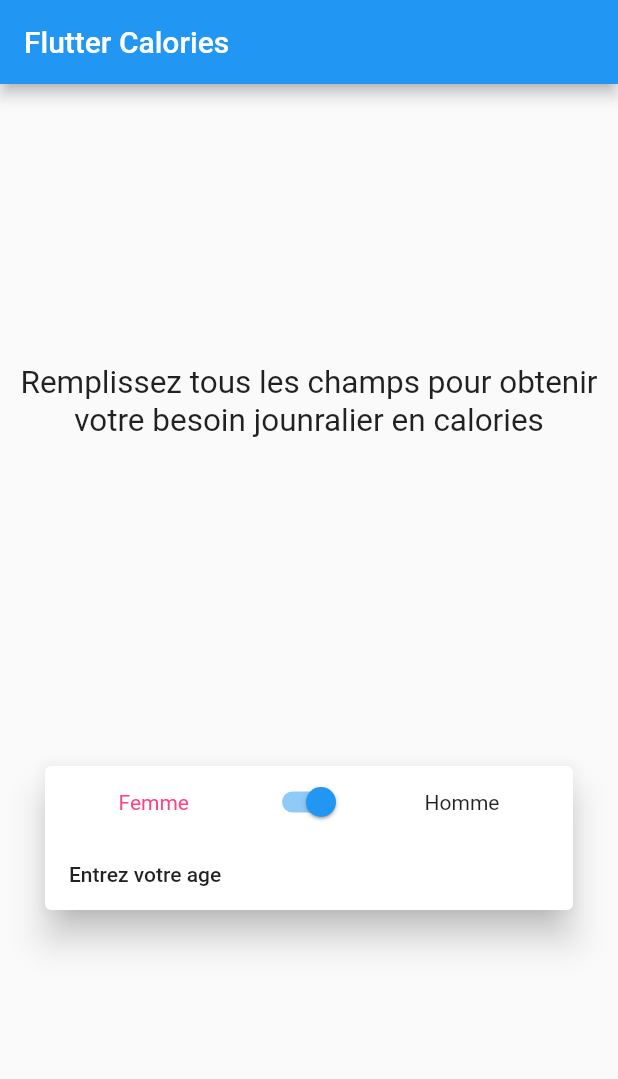
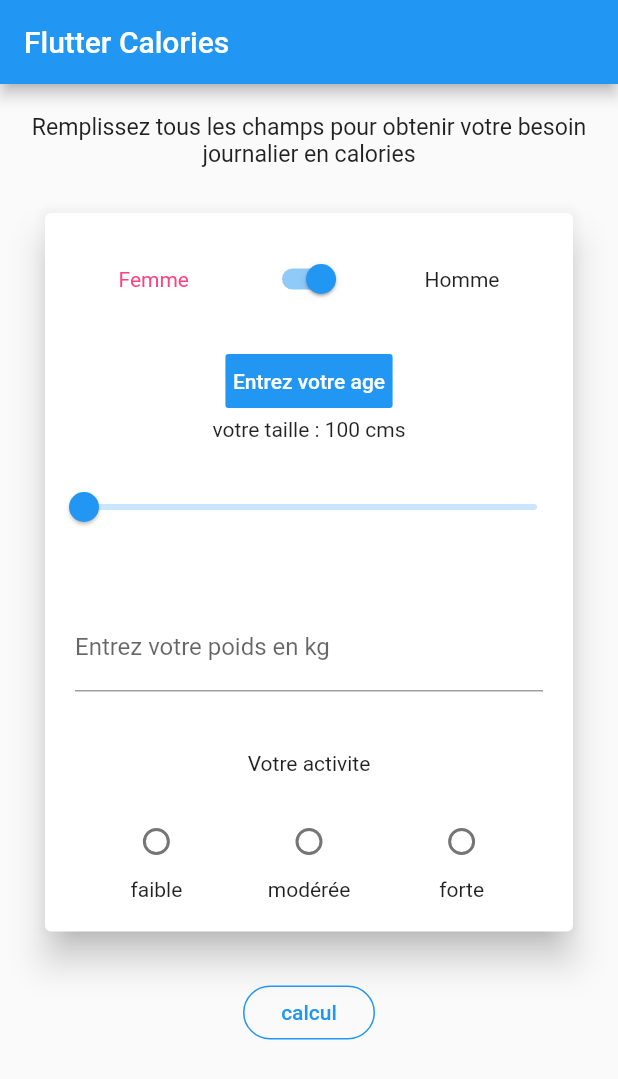
Before and after one commit to stilde/flutter-calories, a Flutter app: the screen it shows after launch, on a phone screen of 412 x 824 dp. Shown: the top 1079 px of the screen. Run offline on Flutter 3.47's test engine with Material 2 defaults, Android fonts, the phone set to English and light mode, and no system bars.

Commit message:
second commit

```diff
--- a/lib/widget/class.dart
+++ b/lib/widget/class.dart
@@ -11,30 +11,44 @@ class Home extends StatefulWidget {
 }
 
 class _HomeState extends State<Home> {
-  bool interrupteur = true;
+  bool genre = true;
   String ageLibelleDate = 'Entrez votre age';
+  double val = 100.0;
+  double poids;
+  bool ok = true;
+  int selection;
+  Map mapActivite = {0:"faible", 1:"modérée", 2:"forte"};
+  int calories;
+  int age;
 
   @override
   Widget build(BuildContext context) {
-    return new Scaffold(
+    return new GestureDetector( //prise en compte IOS pour sortir du pave numérique
+      onTap:(()=> FocusScope.of(context).requestFocus(new FocusNode()
+      )) ,
+      child: new Scaffold(
         appBar: new AppBar(
+          backgroundColor: _setColor(),
           title: new Text(widget.title),
         ),
-        body: new Column(
-            mainAxisAlignment: MainAxisAlignment.spaceEvenly,
-            children: <Widget>[
+        body: new SingleChildScrollView(
+            child: new Column(
+                mainAxisAlignment: MainAxisAlignment.spaceEvenly,
+                children: <Widget>[
+                  padding(),
               new Text(
-                'Remplissez tous les champs pour obtenir votre besoin jounralier en calories',
+                'Remplissez tous les champs pour obtenir votre besoin journalier en calories',
                 textAlign: TextAlign.center,
-                textScaleFactor: 1.50,
+                textScaleFactor: 1.10,
               ),
               new Card(
                   margin: EdgeInsets.all(30.0),
                   elevation: 10.0,
                   child: Column(
-                    mainAxisAlignment: MainAxisAlignment.start,
-                    crossAxisAlignment: CrossAxisAlignment.start,
+                    mainAxisAlignment: MainAxisAlignment.center,
+                    crossAxisAlignment: CrossAxisAlignment.center,
                     children: <Widget>[
+                      padding(),
                       new Row(
                         mainAxisAlignment: MainAxisAlignment.spaceEvenly,
                         children: <Widget>[
@@ -43,23 +57,90 @@ class _HomeState extends State<Home> {
                           new Switch(
                             inactiveThumbColor: Colors.pinkAccent,
                             inactiveTrackColor: Colors.pink[100],
-                            value: interrupteur,
+                            value: genre,
                             onChanged: (bool b) {
                               setState(() {
-                                interrupteur = b;
+                                genre = b;
                               });
                             },
                           ),
                           new Text("Homme"),
                         ],
                       ),
+                      padding(),
                       new FlatButton(
-                        child: new Text('$ageLibelleDate'),
+                        padding: EdgeInsets.all(5.0),
+                        color: _setColor(),
+                        child: new Text(
+                          '$ageLibelleDate',
+                          style: new TextStyle(color: Colors.white),
+                        ),
                         onPressed: choixDate,
+                      ),
+                      new Text('votre taille : ${val.toInt()} cms',
+                          textAlign: TextAlign.center),
+                      padding(),
+                      new Slider(
+                        divisions: 100,
+                        activeColor: _setColor(),
+                        min: 100.0,
+                        max: 200.0,
+                        value: val,
+                        onChanged: (double b) {
+                          setState(() {
+                            val = b;
+                          });
+                        },
+                      ),
+                      padding(),
+                      new Padding(
+                        padding: EdgeInsets.all(20.0),
+
+                      child:
+                      new TextField(
+                        //scrollPadding: EdgeInsets.all(20.0),
+                        keyboardType: TextInputType.number,
+                        decoration: new InputDecoration(
+                          labelText: 'Entrez votre poids en kg',
+                        ),
+                        onChanged: (String string) { //prise en compte IOS: pas de soumission
+
+                            setState(() {
+                              poids = double.tryParse(string);
+                            });
+
+                        },
                       )
+                      ),
+                      padding(),
+                      new Text("Votre activite"),
+                      padding(),
+                      ligneRadios(),
+                      padding(),
+
                     ],
-                  ))
-            ]));
+                  )
+                  ),
+                   new OutlineButton(
+                        textTheme: ButtonTextTheme.primary,
+                          color: _setColor(),
+                          child: new Text("calcul",
+                              style: new TextStyle(color: _setColor())),
+                          onPressed: () => calculer(),
+                          borderSide: BorderSide(color: _setColor()),
+                          shape: new RoundedRectangleBorder(
+                              borderRadius: new BorderRadius.circular(30.0))),
+                      padding(),
+
+            ]
+
+            )
+
+            )
+
+            )
+    );
+
   }
 
   Future choixDate() async {
@@ -75,7 +156,130 @@ class _HomeState extends State<Home> {
 
       setState(() {
         ageLibelleDate = 'votre age est de : $annee ans';
+        age = annee;
       });
     }
   }
+
+  Color _setColor() {
+    if (genre) {
+      return Colors.blue;
+    } else {
+      return Colors.pink;
+    }
+  }
+
+  Padding padding() {
+    return new Padding(
+      padding: EdgeInsets.all(10.0),
+    );
+  }
+
+  Row ligneRadios() {
+    List<Widget> l = [];
+    mapActivite.forEach((cle, valeur) {
+      Column colonne = new Column(
+        mainAxisAlignment: MainAxisAlignment.spaceEvenly,
+        children: <Widget>[
+          new Radio(
+            activeColor: _setColor(),
+            groupValue: selection,
+            value: cle,
+            onChanged: (Object g) {
+              setState(() {
+                selection = g;
+              });
+            },
+          ),
+          new Text(valeur)
+        ],
+      );
+      l.add(colonne);
+    });
+    return new Row(
+      mainAxisAlignment: MainAxisAlignment.spaceEvenly,
+      children: l,
+    );
+  }
+
+/*Calculs du nombre de calories:
+Pour un homme: 66.4730 + (13.7516 * poids) + (5.0033 * taille) - (6.7550 * age)
+Pour une femme: 655.0955 + (9.5634 * poids) + (1.8496 * taille) - (4.6756 * age)
+
+Multiplication selon activité:
+
+Faible: 1.2, Modéré: 1.5, Forte: 1.8.
+*/
+  void calculer(){
+    if (poids != null && selection != null && age != null ){
+
+      if (genre) {
+
+       setState(() {
+               calories = ( 66.4730 + (13.7516*poids) + (5.0033 * selection) + (6.7550 * age)).toInt();
+              });
+              dialogue();
+
+      }else{
+        setState(() {
+               calories = ( 655.0955 + (9.5634 * poids) + (1.8496 * selection) - (4.6756 * age)).toInt();
+              });
+              dialogue();
+      }
+
+
+
+  }else{
+
+    alert();
+
+  }
+  }
+
+  calculerCalories(){
+
+  }
+  Future<Null> dialogue() async {
+    return showDialog(
+      context: context,
+      barrierDismissible: false,
+      builder: (BuildContext context) {
+        return AlertDialog(
+          title:  new Text('Résultat'),
+            content: new Text('Votre calcul est $calories',
+                style: new TextStyle(color:  _setColor())
+                ),
+            actions: <Widget>[
+              new FlatButton(
+                onPressed: () {Navigator.pop(context);},
+                child: new Text('OK'),
+              )
+            ],
+
+                );
+        }
+    );
+  }
+
+  Future<Null> alert() async {
+    return showDialog(
+      context: context,
+      barrierDismissible: false,
+      builder: (BuildContext context) {
+        return AlertDialog(
+          title:  new Text('Erreur'),
+            content: new Text('Les champs ne sont pas tous remplis',
+                style: new TextStyle(color:  _setColor())
+                ),
+            actions: <Widget>[
+              new FlatButton(
+                onPressed: () {Navigator.pop(context);},
+                child: new Text('OK'),
+              )
+            ],
+
+                );
+        }
+    );
+  }
 }
```
